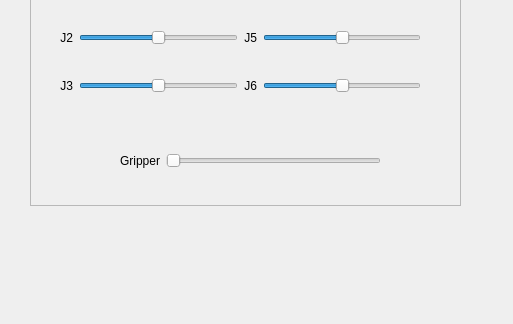
The window that libs/rqt_armcontrol/resource/rqt_jointcontrol.ui (ORTHOPUS-EXPLORER/explorer_stack) describes before a commit, drawn with Qt 5; both pictures show x 0 to 513 and y 235 to 559 of the 643 by 559 pixel window.
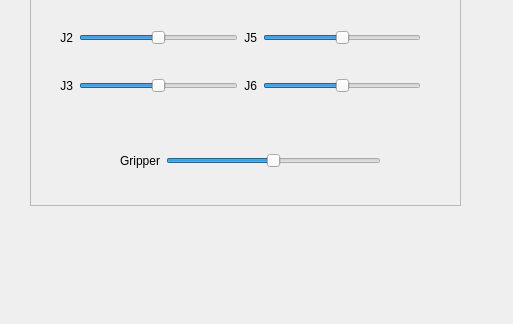
The same window after the commit.

```diff
--- a/libs/rqt_armcontrol/resource/rqt_jointcontrol.ui
+++ b/libs/rqt_armcontrol/resource/rqt_jointcontrol.ui
@@ -268,10 +268,10 @@
      <item>
       <widget class="QSlider" name="gripper">
        <property name="minimum">
-        <number>0</number>
+        <number>-500</number>
        </property>
        <property name="maximum">
-        <number>1050</number>
+        <number>500</number>
        </property>
        <property name="sliderPosition">
         <number>0</number>
```
